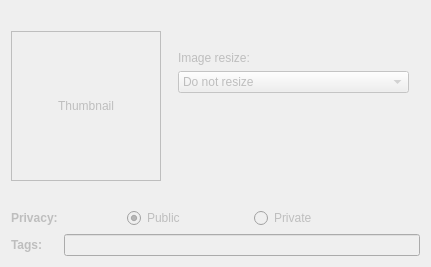
Qt form imageinfowidget.ui (reveur12/imageshack-uploader) before a commit.
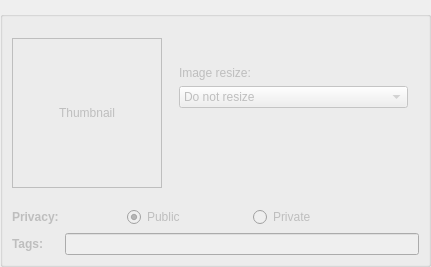
The same form after that commit. Custom widgets are drawn as their Qt base class.

Commit message: Layout spacing

Diff of the .ui file:
```diff
--- a/imageinfowidget.ui
+++ b/imageinfowidget.ui
@@ -20,6 +20,21 @@
    <string notr="true">Form</string>
   </property>
   <layout class="QVBoxLayout" name="verticalLayout">
+   <property name="leftMargin">
+    <number>0</number>
+   </property>
+   <property name="rightMargin">
+    <number>0</number>
+   </property>
+   <property name="bottomMargin">
+    <number>0</number>
+   </property>
+   <item>
+    <widget class="QGroupBox" name="groupBox">
+     <property name="title">
+      <string notr="true"/>
+     </property>
+     <layout class="QVBoxLayout" name="verticalLayout_2">
    <item>
     <layout class="QHBoxLayout" name="horizontalLayout">
      <item>
@@ -280,6 +295,9 @@
       </widget>
      </item>
     </layout>
+      </item>
+     </layout>
+    </widget>
    </item>
   </layout>
  </widget>
```
Lines whose indentation alone changed are shown as unchanged. The commit also changes 3 other files.
